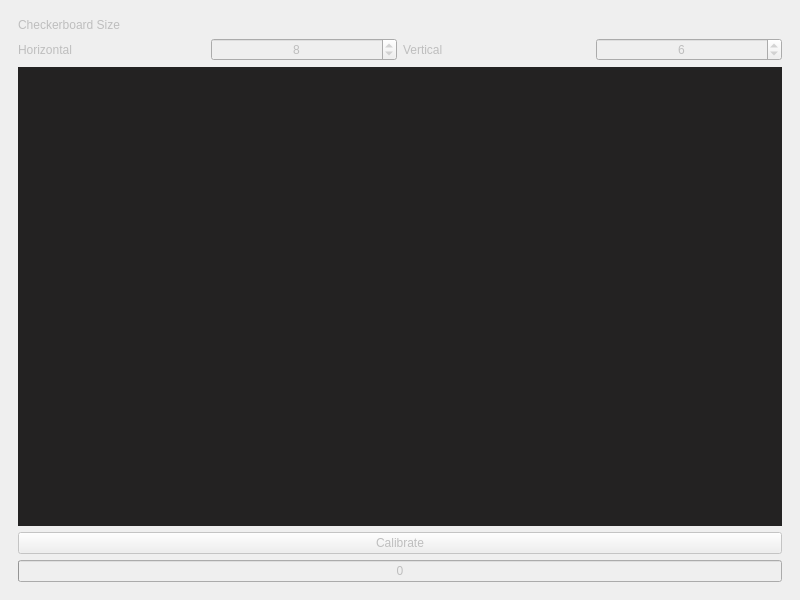
Before: the Qt Designer form src/aiBoardGame/view/ui/xiangqiWindow.ui in Menta25/AI-boardgame, drawn with Qt 5.
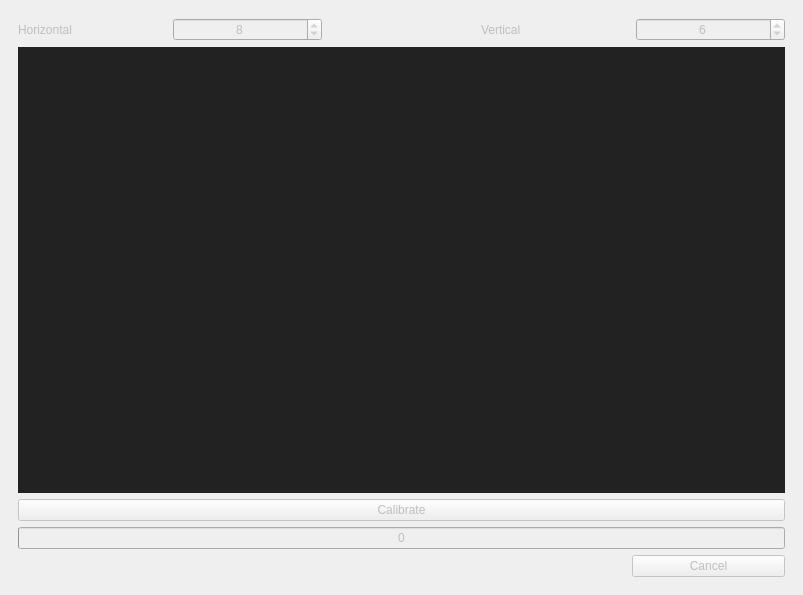
After: the same form once the commit is applied. The open tabs and pages were chosen to show the change.

The edit to the form file:
```diff
--- a/src/aiBoardGame/view/ui/xiangqiWindow.ui
+++ b/src/aiBoardGame/view/ui/xiangqiWindow.ui
@@ -6,8 +6,8 @@
    <rect>
     <x>0</x>
     <y>0</y>
-    <width>800</width>
-    <height>600</height>
+    <width>803</width>
+    <height>595</height>
    </rect>
   </property>
   <property name="windowTitle">
@@ -150,21 +150,11 @@
        </property>
        <layout class="QGridLayout" name="gridLayout_4">
         <item row="0" column="0">
-         <layout class="QVBoxLayout" name="calibrationLayout" stretch="0,1,0,0">
+         <layout class="QVBoxLayout" name="calibrationLayout" stretch="0,1,0,0,0">
           <item>
            <layout class="QVBoxLayout" name="calibrationSettingsLayout">
             <item>
-             <widget class="QLabel" name="checkerboardSizeLabel">
-              <property name="text">
-               <string>Checkerboard Size</string>
-              </property>
-              <property name="alignment">
-               <set>Qt::AlignBottom|Qt::AlignLeading|Qt::AlignLeft</set>
-              </property>
-             </widget>
-            </item>
-            <item>
-             <layout class="QHBoxLayout" name="checkerBoardSizeLayout">
+             <layout class="QHBoxLayout" name="checkerBoardSizeLayout" stretch="2,1,2">
               <item>
                <layout class="QHBoxLayout" name="horizontalVerticiesLayout">
                 <item>
@@ -198,6 +188,19 @@
                 </item>
                </layout>
               </item>
+              <item>
+               <spacer name="verticesSpacer">
+                <property name="orientation">
+                 <enum>Qt::Vertical</enum>
+                </property>
+                <property name="sizeHint" stdset="0">
+                 <size>
+                  <width>20</width>
+                  <height>20</height>
+                 </size>
+                </property>
+               </spacer>
+              </item>
               <item>
                <layout class="QHBoxLayout" name="verticalVerticiesLayout">
                 <item>
@@ -228,12 +231,21 @@
           </item>
           <item>
            <widget class="QLabel" name="calibrationCameraView">
+            <property name="sizePolicy">
+             <sizepolicy hsizetype="Ignored" vsizetype="Ignored">
+              <horstretch>0</horstretch>
+              <verstretch>0</verstretch>
+             </sizepolicy>
+            </property>
             <property name="styleSheet">
              <string notr="true">background-color: rgb(35, 34, 34);</string>
             </property>
             <property name="text">
              <string/>
             </property>
+            <property name="alignment">
+             <set>Qt::AlignCenter</set>
+            </property>
            </widget>
           </item>
           <item>
@@ -271,6 +283,33 @@
             </property>
            </widget>
           </item>
+          <item>
+           <layout class="QHBoxLayout" name="cancelLayout" stretch="4,1">
+            <property name="bottomMargin">
+             <number>0</number>
+            </property>
+            <item>
+             <spacer name="cancelSpacer">
+              <property name="orientation">
+               <enum>Qt::Vertical</enum>
+              </property>
+              <property name="sizeHint" stdset="0">
+               <size>
+                <width>20</width>
+                <height>20</height>
+               </size>
+              </property>
+             </spacer>
+            </item>
+            <item>
+             <widget class="QPushButton" name="cancelCalibrationButton">
+              <property name="text">
+               <string>Cancel</string>
+              </property>
+             </widget>
+            </item>
+           </layout>
+          </item>
          </layout>
         </item>
        </layout>
```
Left out of the diff: 43 changed lines with no effect on the pictures.
